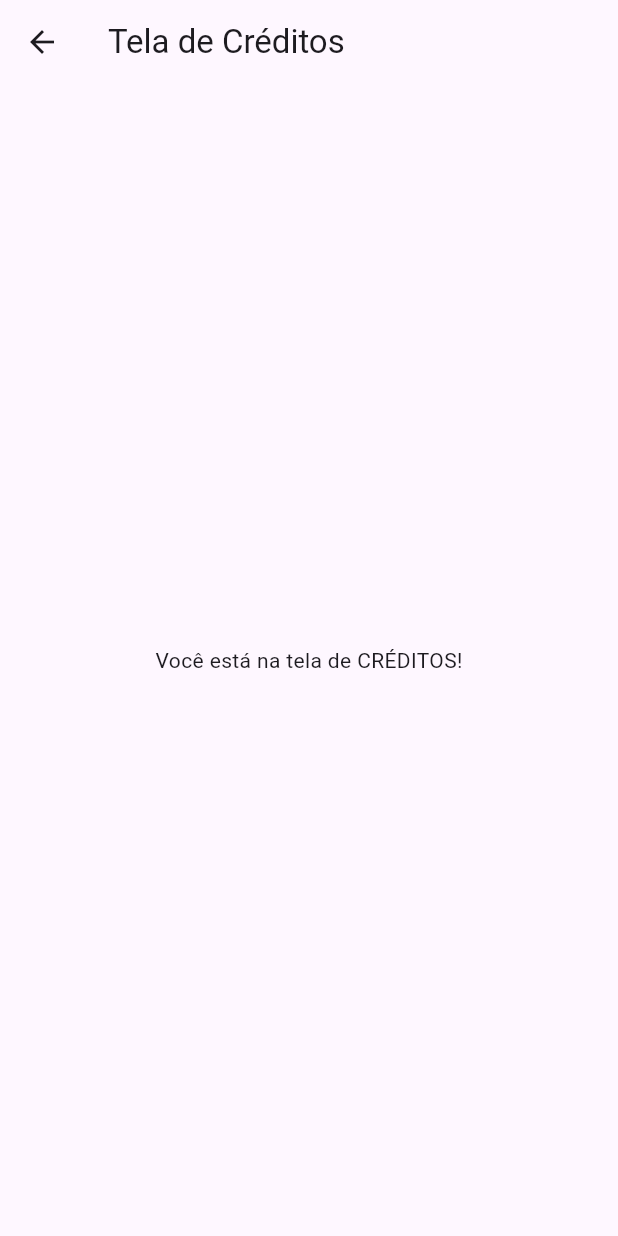
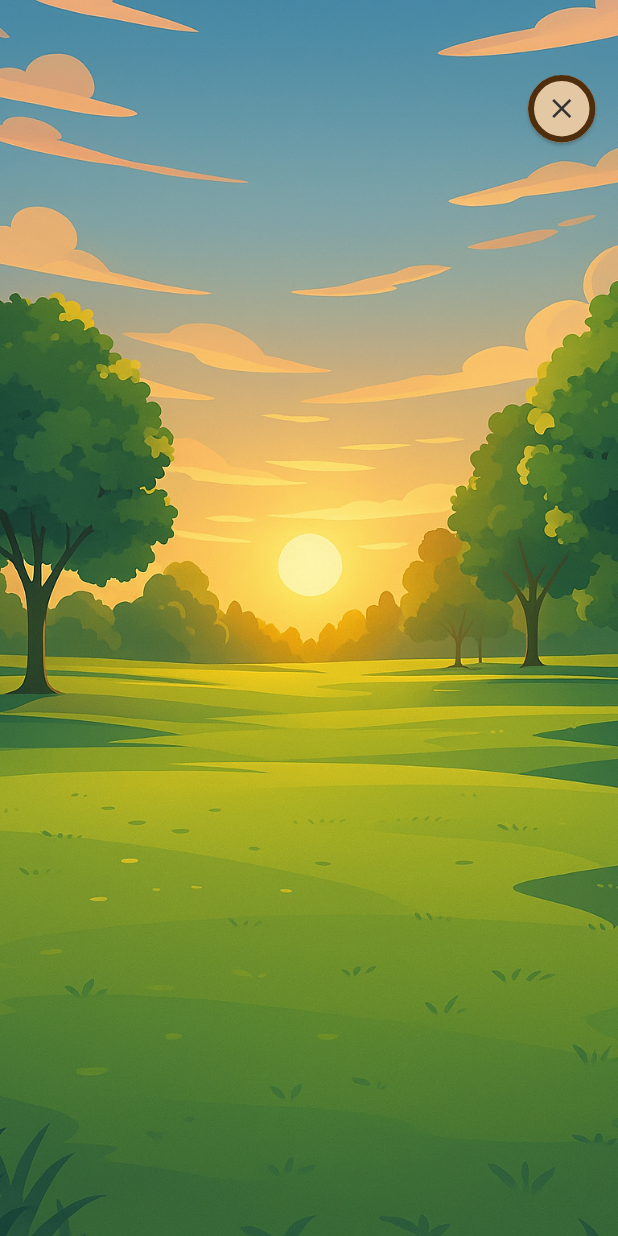
Before and after one commit to joaopferreira7/Missao-Solidaria, a Flutter app: the screen it shows after launch, after a tap on "Créditos", on a phone screen of 412 x 824 dp. Run offline on Flutter 3.47's test engine with Material 3 defaults, Android fonts, the phone set to English and light mode, and no system bars.

Commit message:
arrumando alguns detalhes

```diff
--- a/lib/collect_garbage_game.dart
+++ b/lib/collect_garbage_game.dart
@@ -52,7 +52,7 @@ class _GameCollectGarbageState extends State<GameCollectGarbageScreen> {
   final List<String> backgroundImages = [
     'assets/images/JogoColetarLixo/imagemParque_2.png',
     'assets/images/JogoColetarLixo/imagemParque_1.png',
-    'assets/images/JogoColetarLixo/TelaFundoPark.jpeg',
+    'assets/images/JogoColetarLixo/imagemParque_3.png',
   ];
 
   int currentPhase = 0;
--- a/lib/main.dart
+++ b/lib/main.dart
@@ -117,16 +117,7 @@ class TelaInicial extends StatelessWidget {
                   ),
                   padding: EdgeInsets.zero,
                 ),
-                child: Center(
-                  child: Text(
-                    'X',
-                    style: TextStyle(
-                      fontWeight: FontWeight.bold,
-                      fontSize: 22,
-                      color: Color(0xFF333333),
-                    ),
-                  ),
-                ),
+                child: const Icon(Icons.close, color: Color(0xFF333333), size: 22),
               ),
             ),
           ),
@@ -532,7 +523,10 @@ class _TelaEscolherJogoState extends State<TelaEscolherJogo> {
                 height: 40,
                 child: ElevatedButton(
                   onPressed: () {
-                    Navigator.pop(context);
+                    Navigator.push(
+                      context,
+                      MaterialPageRoute(builder: (context) => TelaHistoria_8()),
+                    );
                   },
                   style: ElevatedButton.styleFrom(
                     backgroundColor: Color(0xFFE4C7A3),
@@ -999,8 +993,67 @@ class TelaCreditos extends StatelessWidget {
   @override
   Widget build(BuildContext context) {
     return Scaffold(
-      appBar: AppBar(title: Text('Tela de Créditos')),
-      body: Center(child: Text('Você está na tela de CRÉDITOS!')),
+      body: Stack(
+        children: [
+          // Fundo
+          Container(
+            width: double.infinity,
+            height: double.infinity,
+            decoration: const BoxDecoration(
+              image: DecorationImage(
+                image: AssetImage('assets/images/Tela_créditos.png'),
+                fit: BoxFit.cover,
+              ),
+            ),
+          ),
+
+          // Botão Fechar no topo direito
+          Positioned(
+            top: 50,
+            right: 15,
+            child: SizedBox(
+              width: 45,
+              height: 45,
+              child: ElevatedButton(
+                onPressed: () {
+                  showDialog(
+                    context: context,
+                    builder: (BuildContext context) {
+                      return AlertDialog(
+                        title: Text("Sair do Jogo"),
+                        content: Text("Você deseja sair do jogo?"),
+                        actions: [
+                          TextButton(
+                            child: Text("Não"),
+                            onPressed: () {
+                              Navigator.of(context).pop();
+                            },
+                          ),
+                          TextButton(
+                            child: Text("Sim"),
+                            onPressed: () {
+                              SystemNavigator.pop();
+                            },
+                          ),
+                        ],
+                      );
+                    },
+                  );
+                },
+                style: ElevatedButton.styleFrom(
+                  backgroundColor: Color(0xFFE4C7A3),
+                  shape: RoundedRectangleBorder(
+                    borderRadius: BorderRadius.circular(100),
+                    side: BorderSide(color: Color(0xFF4F2E0D), width: 4),
+                  ),
+                  padding: EdgeInsets.zero,
+                ),
+                child: const Icon(Icons.close, color: Color(0xFF333333), size: 22),
+              ),
+            ),
+          )
+        ],
+      ),
     );
   }
 }
--- a/lib/selec_food_game.dart
+++ b/lib/selec_food_game.dart
@@ -176,7 +176,7 @@ class _GameSelectFoodScreenState extends State<GameSelectFoodScreen> {
           Container(
             decoration: const BoxDecoration(
               image: DecorationImage(
-                image: AssetImage('assets/images/jogoComidas/Jogo 1 - Referência final (11).png'),
+                image: AssetImage('assets/images/jogoComidas/Tela_fundo_jogo_Alimentos.png'),
                 fit: BoxFit.cover,
               ),
             ),
```
Also changed, not shown: assets/images/JogoColetarLixo/TelaFundoPark.jpeg (deleted), assets/images/JogoColetarLixo/imagemParque_3.png (added), assets/images/JogoComidas/Tela_fundo_jogo_Alimentos.png (renamed from assets/images/JogoComidas/Jogo 1 - Referência final (11).png), assets/images/Tela_créditos.png (added).
